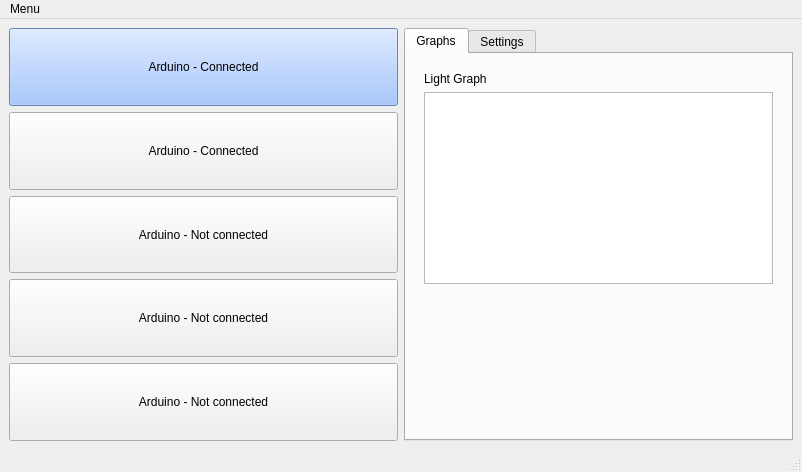
Qt form centrale/gui.ui (gijs3ntius/Project_-C) before a commit.
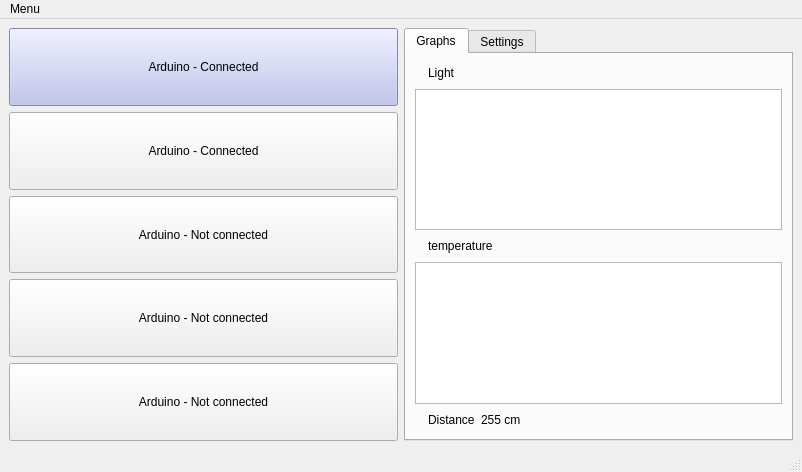
The same form after that commit. Icons and pictures are not drawn. Custom widgets are drawn as their Qt base class.

```diff
--- a/centrale/gui.ui
+++ b/centrale/gui.ui
@@ -39,7 +39,7 @@
          </sizepolicy>
         </property>
         <property name="styleSheet">
-         <string notr="true">background-color: rgb(142, 182, 255)</string>
+         <string notr="true">background-color: rgb(182, 187, 235);</string>
         </property>
         <property name="text">
          <string>Arduino - Connected</string>
@@ -119,23 +119,111 @@
          </attribute>
          <layout class="QVBoxLayout" name="verticalLayout_3">
           <item>
-           <widget class="QStackedWidget" name="stackedWidget">
-            <property name="currentIndex">
-             <number>0</number>
-            </property>
-            <widget class="QWidget" name="page">
-             <layout class="QVBoxLayout" name="verticalLayout_4">
+           <layout class="QHBoxLayout" name="horizontalLayout_4">
+            <item>
+             <widget class="QLabel" name="label_16">
+              <property name="sizePolicy">
+               <sizepolicy hsizetype="Fixed" vsizetype="Minimum">
+                <horstretch>0</horstretch>
+                <verstretch>0</verstretch>
+               </sizepolicy>
+              </property>
+              <property name="text">
+               <string/>
+              </property>
+              <property name="pixmap">
+               <pixmap>icons/sun.png</pixmap>
+              </property>
+             </widget>
+            </item>
               <item>
                <widget class="QLabel" name="label_6">
+              <property name="sizePolicy">
+               <sizepolicy hsizetype="Preferred" vsizetype="Expanding">
+                <horstretch>0</horstretch>
+                <verstretch>0</verstretch>
+               </sizepolicy>
+              </property>
                 <property name="text">
-                 <string>Light Graph</string>
-                </property>
-               </widget>
+               <string>Light</string>
+              </property>
+             </widget>
+            </item>
+            <item>
+             <spacer name="horizontalSpacer">
+              <property name="orientation">
+               <enum>Qt::Horizontal</enum>
+              </property>
+              <property name="sizeHint" stdset="0">
+               <size>
+                <width>40</width>
+                <height>20</height>
+               </size>
+              </property>
+             </spacer>
+            </item>
+           </layout>
+          </item>
+          <item>
+           <widget class="PlotWidget" name="graphicsView">
+            <property name="sizePolicy">
+             <sizepolicy hsizetype="Expanding" vsizetype="Expanding">
+              <horstretch>0</horstretch>
+              <verstretch>0</verstretch>
+             </sizepolicy>
+            </property>
+           </widget>
+          </item>
+          <item>
+           <layout class="QHBoxLayout" name="horizontalLayout_3">
+            <item>
+             <widget class="QLabel" name="label_10">
+              <property name="sizePolicy">
+               <sizepolicy hsizetype="Fixed" vsizetype="Minimum">
+                <horstretch>0</horstretch>
+                <verstretch>0</verstretch>
+               </sizepolicy>
+              </property>
+              <property name="text">
+               <string/>
+              </property>
+              <property name="pixmap">
+               <pixmap>icons/temperature.png</pixmap>
+              </property>
+             </widget>
+            </item>
+            <item>
+             <widget class="QLabel" name="label_18">
+              <property name="sizePolicy">
+               <sizepolicy hsizetype="Preferred" vsizetype="Expanding">
+                <horstretch>0</horstretch>
+                <verstretch>0</verstretch>
+               </sizepolicy>
+              </property>
+              <property name="text">
+               <string>temperature</string>
+              </property>
+             </widget>
+            </item>
+            <item>
+             <spacer name="horizontalSpacer_2">
+              <property name="orientation">
+               <enum>Qt::Horizontal</enum>
+              </property>
+              <property name="sizeHint" stdset="0">
+               <size>
+                <width>40</width>
+                <height>20</height>
+               </size>
+              </property>
+             </spacer>
+            </item>
+           </layout>
               </item>
               <item>
                <widget class="PlotWidget" name="graphicsView_2">
                 <property name="sizePolicy">
-                 <sizepolicy hsizetype="Expanding" vsizetype="Fixed">
+             <sizepolicy hsizetype="Expanding" vsizetype="Expanding">
                   <horstretch>0</horstretch>
                   <verstretch>0</verstretch>
                  </sizepolicy>
@@ -143,55 +231,66 @@
                </widget>
               </item>
               <item>
-               <spacer name="verticalSpacer">
-                <property name="orientation">
-                 <enum>Qt::Vertical</enum>
-                </property>
-                <property name="sizeHint" stdset="0">
-                 <size>
-                  <width>20</width>
-                  <height>40</height>
-                 </size>
-                </property>
-               </spacer>
-              </item>
-             </layout>
-            </widget>
-            <widget class="QWidget" name="page_2">
-             <layout class="QVBoxLayout" name="verticalLayout_5">
+           <layout class="QHBoxLayout" name="horizontalLayout_2" stretch="0,0,0,0">
+            <property name="sizeConstraint">
+             <enum>QLayout::SetMinimumSize</enum>
+            </property>
+            <item>
+             <widget class="QLabel" name="label_15">
+              <property name="sizePolicy">
+               <sizepolicy hsizetype="Fixed" vsizetype="Minimum">
+                <horstretch>0</horstretch>
+                <verstretch>0</verstretch>
+               </sizepolicy>
+              </property>
+              <property name="text">
+               <string/>
+              </property>
+              <property name="pixmap">
+               <pixmap>icons/measuring-tape.png</pixmap>
+              </property>
+             </widget>
+            </item>
               <item>
-               <widget class="QLabel" name="graphtitle">
+             <widget class="QLabel" name="label_11">
+              <property name="sizePolicy">
+               <sizepolicy hsizetype="Preferred" vsizetype="Expanding">
+                <horstretch>0</horstretch>
+                <verstretch>0</verstretch>
+               </sizepolicy>
+              </property>
                 <property name="text">
-                 <string>Temperature Graph</string>
+               <string>Distance</string>
                 </property>
                </widget>
               </item>
               <item>
-               <widget class="QGraphicsView" name="graphicsView">
+             <widget class="QLabel" name="label_12">
                 <property name="sizePolicy">
-                 <sizepolicy hsizetype="Expanding" vsizetype="Fixed">
+               <sizepolicy hsizetype="Preferred" vsizetype="Expanding">
                   <horstretch>0</horstretch>
                   <verstretch>0</verstretch>
                  </sizepolicy>
                 </property>
+              <property name="text">
+               <string>255 cm</string>
+              </property>
                </widget>
               </item>
               <item>
-               <spacer name="verticalSpacer_2">
+             <spacer name="horizontalSpacer_3">
                 <property name="orientation">
-                 <enum>Qt::Vertical</enum>
+               <enum>Qt::Horizontal</enum>
                 </property>
                 <property name="sizeHint" stdset="0">
                  <size>
-                  <width>20</width>
-                  <height>40</height>
+                <width>40</width>
+                <height>20</height>
                  </size>
                 </property>
                </spacer>
               </item>
              </layout>
-            </widget>
-           </widget>
           </item>
          </layout>
         </widget>
```
Left out of the diff: 6 changed lines with no effect on the pictures. Lines whose indentation alone changed are shown as unchanged.
